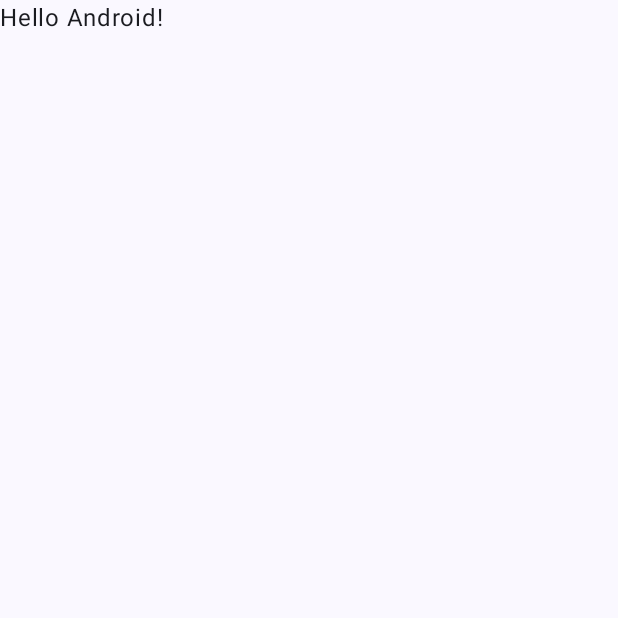
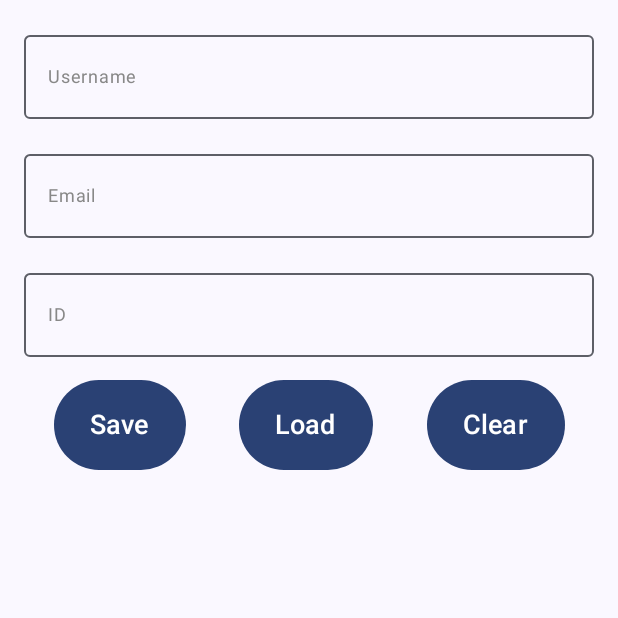
Before and after one commit to Anmol-sharma-555/-MAPD721-A1-ANMOLSHARMA, an Android app built with Jetpack Compose: the screen it shows after launch (MainActivity), on a phone screen of 412 x 824 dp, the top half of it. Before the commit the part shown is almost empty. Run offline under Robolectric (Android 15) with nearby library versions, the phone set to English and light mode, and no system bars.

Commit message:
UI Setup

```diff
--- a/app/src/main/java/com/example/mapd721_a1_anmolsharma/MainActivity.kt
+++ b/app/src/main/java/com/example/mapd721_a1_anmolsharma/MainActivity.kt
@@ -11,7 +11,26 @@ import androidx.compose.runtime.Composable
 import androidx.compose.ui.Modifier
 import androidx.compose.ui.tooling.preview.Preview
 import com.example.mapd721_a1_anmolsharma.ui.theme.MAPD721A1AnmolSharmaTheme
-
+import com.example.mapd721_a1_anmolsharma.DataStoreManager.StoreUserData
+import androidx.activity.compose.setContent
+import androidx.compose.foundation.layout.fillMaxSize
+import androidx.compose.material3.Surface
+import androidx.compose.material3.Text
+import androidx.datastore.core.DataStore
+import androidx.compose.foundation.layout.*
+import androidx.compose.material.*
+import androidx.compose.material3.Button
+import androidx.compose.material3.ExperimentalMaterial3Api
+import androidx.compose.material3.OutlinedTextField
+import androidx.compose.runtime.*
+import androidx.compose.ui.Alignment
+import androidx.compose.ui.graphics.Color
+import androidx.compose.ui.platform.LocalContext
+import androidx.compose.ui.text.input.PasswordVisualTransformation
+import androidx.compose.ui.unit.dp
+import androidx.compose.ui.unit.sp
+import kotlinx.coroutines.launch
+import androidx.datastore.preferences.core.Preferences
 class MainActivity : ComponentActivity() {
     override fun onCreate(savedInstanceState: Bundle?) {
         super.onCreate(savedInstanceState)
@@ -22,25 +41,141 @@ class MainActivity : ComponentActivity() {
                     modifier = Modifier.fillMaxSize(),
                     color = MaterialTheme.colorScheme.background
                 ) {
-                    Greeting("Android")
+                    MainScreen()
                 }
             }
         }
     }
 }
 
+@OptIn(ExperimentalMaterial3Api::class)
 @Composable
-fun Greeting(name: String, modifier: Modifier = Modifier) {
-    Text(
-        text = "Hello $name!",
-        modifier = modifier
-    )
+fun MainScreen() {
+    // context
+    val context = LocalContext.current
+    // scope
+    val scope = rememberCoroutineScope()
+    // datastore
+    val dataStore = StoreUserData(context)
+
+    val savedNameState = dataStore.getName.collectAsState(initial = "")
+    val savedEmailState = dataStore.getEmail.collectAsState(initial = "")
+    val savedIdState = dataStore.getId.collectAsState(initial = "")
+
+    var email by remember { mutableStateOf("") }
+    var name by remember { mutableStateOf("") }
+    var id by remember { mutableStateOf("") }
+
+    Column(modifier = Modifier.fillMaxSize()) {
+        Spacer(modifier = Modifier.height(15.dp))
+
+        // Username field
+        OutlinedTextField(
+            modifier = Modifier
+                .padding(start = 16.dp, end = 16.dp)
+                .fillMaxWidth(),
+            value = name,
+            onValueChange = { name = it },
+            label = { Text(text = "Username", color = Color.Gray, fontSize = 12.sp) },
+        )
+        Spacer(modifier = Modifier.height(15.dp))
+
+        // Email field
+        OutlinedTextField(
+            modifier = Modifier
+                .padding(start = 16.dp, end = 16.dp)
+                .fillMaxWidth(),
+            value = email,
+            onValueChange = { email = it },
+            label = { Text(text = "Email", color = Color.Gray, fontSize = 12.sp) },
+        )
+        Spacer(modifier = Modifier.height(15.dp))
+
+        // ID field
+        OutlinedTextField(
+            modifier = Modifier
+                .padding(start = 16.dp, end = 16.dp)
+                .fillMaxWidth(),
+            value = id,
+            onValueChange = { id = it },
+            label = { Text(text = "ID", color = Color.Gray, fontSize = 12.sp) },
+        )
+        Spacer(modifier = Modifier.height(15.dp))
+        Row(
+            modifier = Modifier.fillMaxWidth(),
+            horizontalArrangement = Arrangement.SpaceEvenly
+        ) {
+            // Save button
+            Button(
+                modifier = Modifier
+                    .height(60.dp),
+                onClick = {
+                    //launch the class in a coroutine scope
+                    scope.launch {
+                        dataStore.saveData(name, email, id)
+                    }
+                },
+            ) {
+                // button text
+                Text(
+                    text = "Save",
+                    color = Color.White,
+                    fontSize = 18.sp
+                )
+            }
+
+            // Load button
+            Button(
+                modifier = Modifier
+                    .height(60.dp),
+                onClick = {
+                    // Load data from DataStore
+                    scope.launch {
+                        dataStore.loadData()
+                    }
+                },
+            ) {
+                // button text
+                Text(
+                    text = "Load",
+                    color = Color.White,
+                    fontSize = 18.sp
+                )
+            }
+
+            // Clear button
+            Button(
+                modifier = Modifier
+                    .height(60.dp),
+                onClick = {
+                    // Clear data from DataStore
+                    scope.launch {
+                        dataStore.clearData()
+                        name = ""
+                        email = ""
+                        id = ""
+                    }
+                },
+            ) {
+                // button text
+                Text(
+                    text = "Clear",
+                    color = Color.White,
+                    fontSize = 18.sp
+                )
+            }
+        }
+        Spacer(modifier = Modifier.height(20.dp))
+
+
+    }
 }
+
 
 @Preview(showBackground = true)
 @Composable
 fun GreetingPreview() {
     MAPD721A1AnmolSharmaTheme {
-        Greeting("Android")
+        MainScreen()
     }
 }
```
